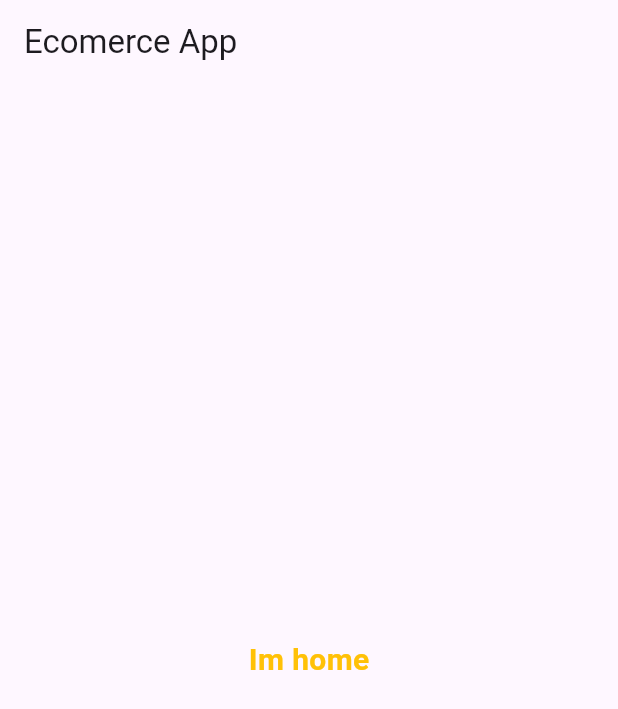
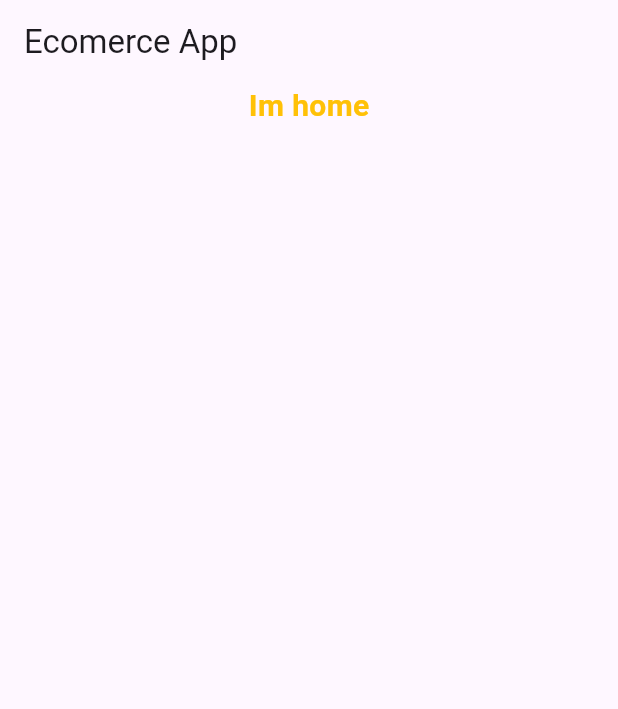
Before and after one commit to KINGSMITH97/ecormerceApp, a Flutter app: the screen it shows after launch, on a phone screen of 412 x 824 dp. Shown: the top 709 px of the screen. Run offline on Flutter 3.47's test engine with Material 3 defaults, Android fonts, the phone set to English and light mode, and no system bars.

Commit message:
added a column

```diff
--- a/lib/screens/home.dart
+++ b/lib/screens/home.dart
@@ -9,12 +9,16 @@ class Home extends StatelessWidget {
       appBar: AppBar(
         title: const Text('Ecomerce App')
       ),
-      body: const Center(child: Text('Im home', style: TextStyle(
-        fontSize: 20,
-        color: Colors.amber,
-        fontWeight: FontWeight.bold,
-        textBaseline: TextBaseline.alphabetic,
-      ),),
+      body: const Column(
+        children: [
+          Center(child: Text('Im home', style: TextStyle(
+            fontSize: 20,
+            color: Colors.amber,
+            fontWeight: FontWeight.bold,
+            textBaseline: TextBaseline.alphabetic,
+          ),),
+          ),
+        ],
       ),
     );
   }
```
